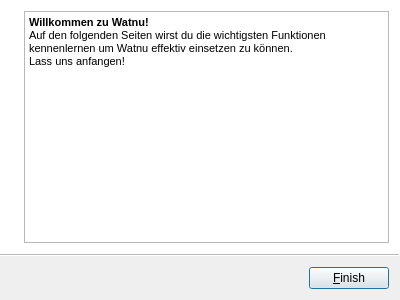
This is src/watnu/ui/landing.ui in amogorkon/watnu as Qt 5 draws it before an edit. The edited form follows.
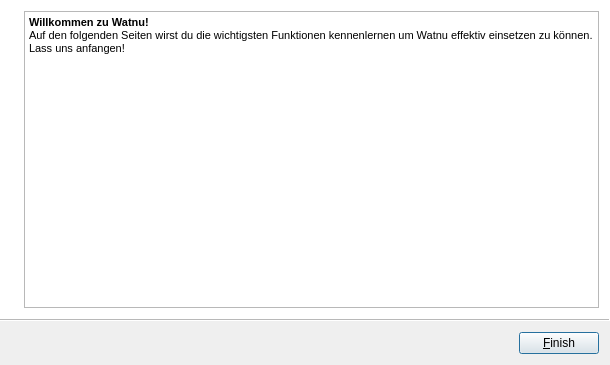
This is the edited form. Icons and pictures are not drawn.

Commit message: color frames in whatnow; landing & attributions

Diff of the .ui file:
```diff
--- a/src/watnu/ui/landing.ui
+++ b/src/watnu/ui/landing.ui
@@ -9,8 +9,8 @@
    <rect>
     <x>0</x>
     <y>0</y>
-    <width>400</width>
-    <height>300</height>
+    <width>610</width>
+    <height>365</height>
    </rect>
   </property>
   <property name="windowTitle">
@@ -32,6 +32,15 @@
       <property name="text">
        <string/>
       </property>
+      <property name="pixmap">
+       <pixmap>../extra/faces/alexa.png</pixmap>
+      </property>
+      <property name="scaledContents">
+       <bool>false</bool>
+      </property>
+      <property name="margin">
+       <number>0</number>
+      </property>
      </widget>
     </item>
     <item>
```
The commit also changes 7 other files.
